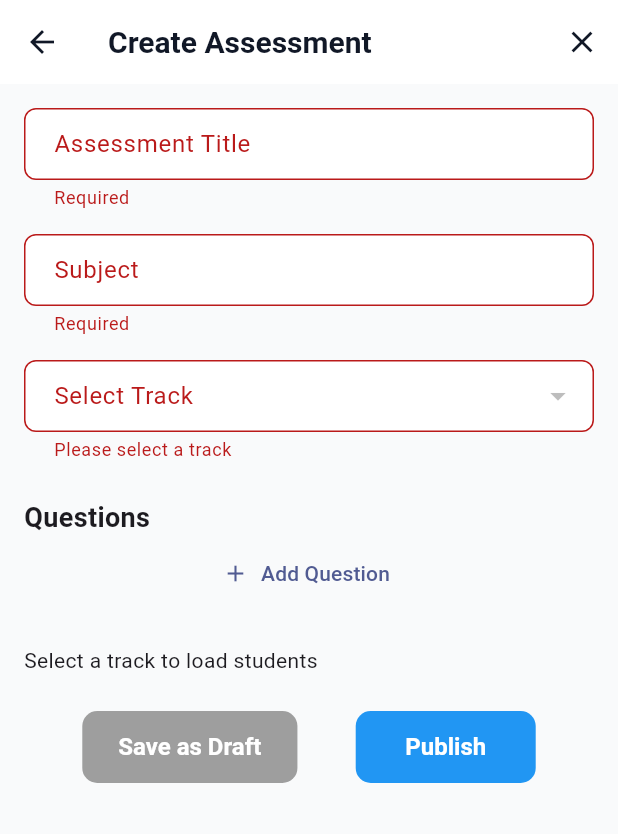
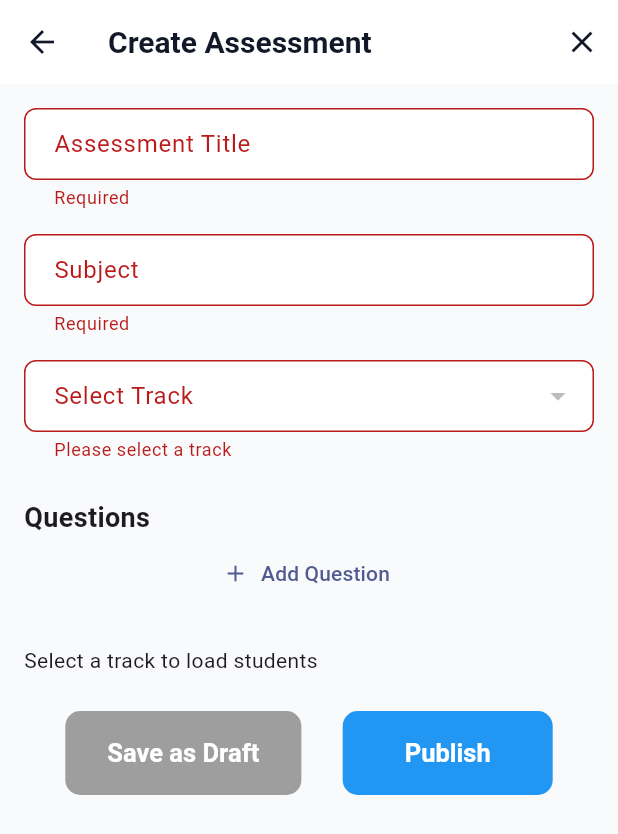
Before and after one commit to myouthful/TECH-Bootcamp-Portal_ADMIN, a Flutter app: the CreateAssessmentScreen screen opened directly, after a tap on "Save as Draft", after a tap on "Publish", on a phone screen of 412 x 824 dp. Shown: the top 834 px of the screen. Run offline on Flutter 3.47's test engine with Material 3 defaults, Android fonts, the phone set to English and light mode, and no system bars; our stand-ins replace google_fonts, shared_preferences; accounts and stored records are empty; network calls fail.

Commit message:
Update createassessment.dart

```diff
--- a/lib/screens/createassessment.dart
+++ b/lib/screens/createassessment.dart
@@ -15,7 +15,7 @@ class _CreateAssessmentScreenState extends State<CreateAssessmentScreen> {
   final _subjectController = TextEditingController();
 
   String? _selectedTrack;
-  List<Map<String, dynamic>> _tracks = [];
+  List<String> _tracks = [];
   List<Map<String, dynamic>> _students = [];
   List<Map<String, dynamic>> _questions = [];
 
@@ -31,10 +31,13 @@ class _CreateAssessmentScreenState extends State<CreateAssessmentScreen> {
   Future<void> _fetchTracks() async {
     setState(() => _loadingTracks = true);
     try {
-      final res = await http.get(Uri.parse('http://localhost:3000/api/tracks'));
+      final res = await http
+          .get(Uri.parse('https://attendancebackend-gjjw.onrender.com/tracks'));
       if (res.statusCode == 200) {
+        final data = json.decode(res.body);
+        // backend returns { success: true, tracks: [...] }
         setState(() {
-          _tracks = List<Map<String, dynamic>>.from(json.decode(res.body));
+          _tracks = List<String>.from(data['tracks']);
           _loadingTracks = false;
         });
       } else {
@@ -47,21 +50,31 @@ class _CreateAssessmentScreenState extends State<CreateAssessmentScreen> {
     }
   }
 
-  Future<void> _fetchStudents(String trackId) async {
+  Future<void> _fetchStudents(String trackName) async {
   setState(() {
     _loadingStudents = true;
     _students.clear();
   });
+
   try {
-      final res = await http.get(
-          Uri.parse('http://localhost:3000/api/students?track=$trackId'));
+    final encoded = Uri.encodeComponent(trackName);
+    final url = 'https://attendancebackend-gjjw.onrender.com/tracks/$encoded';
+    final res = await http.get(Uri.parse(url));
+
     if (res.statusCode == 200) {
+      final data = json.decode(res.body);
+
+      // Support either { success: true, students: [...] } OR raw students array
+      final studentsData = data is List
+          ? data
+          : (data['students'] ?? data['studentsList'] ?? []);
+
       setState(() {
-          _students = List<Map<String, dynamic>>.from(json.decode(res.body));
+        _students = List<Map<String, dynamic>>.from(studentsData);
         _loadingStudents = false;
       });
     } else {
-        throw Exception('Failed to fetch students');
+      throw Exception('Failed to fetch students (${res.statusCode})');
     }
   } catch (e) {
     setState(() => _loadingStudents = false);
@@ -69,6 +82,7 @@ class _CreateAssessmentScreenState extends State<CreateAssessmentScreen> {
       .showSnackBar(SnackBar(content: Text('Error: $e')));
   }
 }
+
 
   void _addQuestion() {
     setState(() {
@@ -92,8 +106,8 @@ class _CreateAssessmentScreenState extends State<CreateAssessmentScreen> {
 
     final assignedTo = _students
         .map((s) => {
-              "studentId": s['id'],
-              "name": s['name'],
+              "studentId": s['student_id'],
+              "name": "${s['firstname']} ${s['lastname']}",
               "completionStatus": "Pending",
               "score": null
             })
@@ -159,8 +173,7 @@ class _CreateAssessmentScreenState extends State<CreateAssessmentScreen> {
                   const SizedBox(height: 16),
                   TextFormField(
                     controller: _subjectController,
-                    decoration:
-                        const InputDecoration(labelText: 'Subject'),
+                    decoration: const InputDecoration(labelText: 'Subject'),
                     validator: (val) =>
                         val == null || val.isEmpty ? 'Required' : null,
                   ),
@@ -170,8 +183,8 @@ class _CreateAssessmentScreenState extends State<CreateAssessmentScreen> {
                     decoration: const InputDecoration(labelText: 'Select Track'),
                     items: _tracks
                         .map((track) => DropdownMenuItem<String>(
-                              value: track['id'],
-                              child: Text(track['name']),
+                              value: track,
+                              child: Text(track),
                             ))
                         .toList(),
                     onChanged: (val) {
@@ -269,8 +282,8 @@ class _CreateAssessmentScreenState extends State<CreateAssessmentScreen> {
                                     style: TextStyle(
                                         fontWeight: FontWeight.bold,
                                         fontSize: 16)),
-                                ..._students.map((s) =>
-                                    Text('- ${s['name']} (${s['id']})')),
+                                ..._students.map((s) => Text(
+                                    '- ${s['firstname']} ${s['lastname']} (${s['student_id']})')),
                               ],
                             )
                           : const Text('Select a track to load students'),
@@ -283,15 +296,15 @@ class _CreateAssessmentScreenState extends State<CreateAssessmentScreen> {
                         style: ElevatedButton.styleFrom(
                           backgroundColor: Colors.grey,
                           padding: const EdgeInsets.symmetric(
-                              horizontal: 24, vertical: 14),
-                          minimumSize: const Size(120, 48),
+                              horizontal: 28, vertical: 18),
+                          minimumSize: const Size(140, 52),
                           shape: RoundedRectangleBorder(
                               borderRadius: BorderRadius.circular(10)),
                         ),
                         child: const Text(
                           'Save as Draft',
                           style: TextStyle(
-                              fontSize: 16, fontWeight: FontWeight.bold),
+                              fontSize: 17, fontWeight: FontWeight.bold),
                         ),
                       ),
                       ElevatedButton(
@@ -299,15 +312,15 @@ class _CreateAssessmentScreenState extends State<CreateAssessmentScreen> {
                         style: ElevatedButton.styleFrom(
                           backgroundColor: Colors.blue,
                           padding: const EdgeInsets.symmetric(
-                              horizontal: 24, vertical: 14),
-                          minimumSize: const Size(120, 48),
+                              horizontal: 28, vertical: 18),
+                          minimumSize: const Size(140, 52),
                           shape: RoundedRectangleBorder(
                               borderRadius: BorderRadius.circular(10)),
                         ),
                         child: const Text(
                           'Publish',
                           style: TextStyle(
-                              fontSize: 16, fontWeight: FontWeight.bold),
+                              fontSize: 17, fontWeight: FontWeight.bold),
                         ),
                       ),
                     ],
```
Lines whose indentation alone changed are shown as unchanged.
